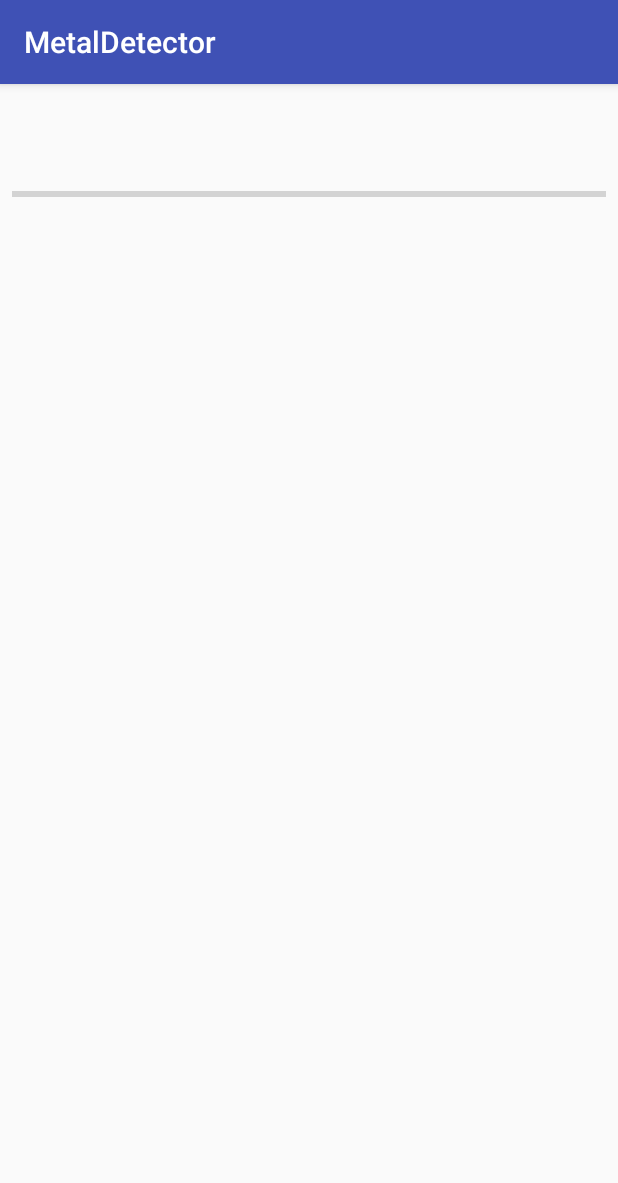
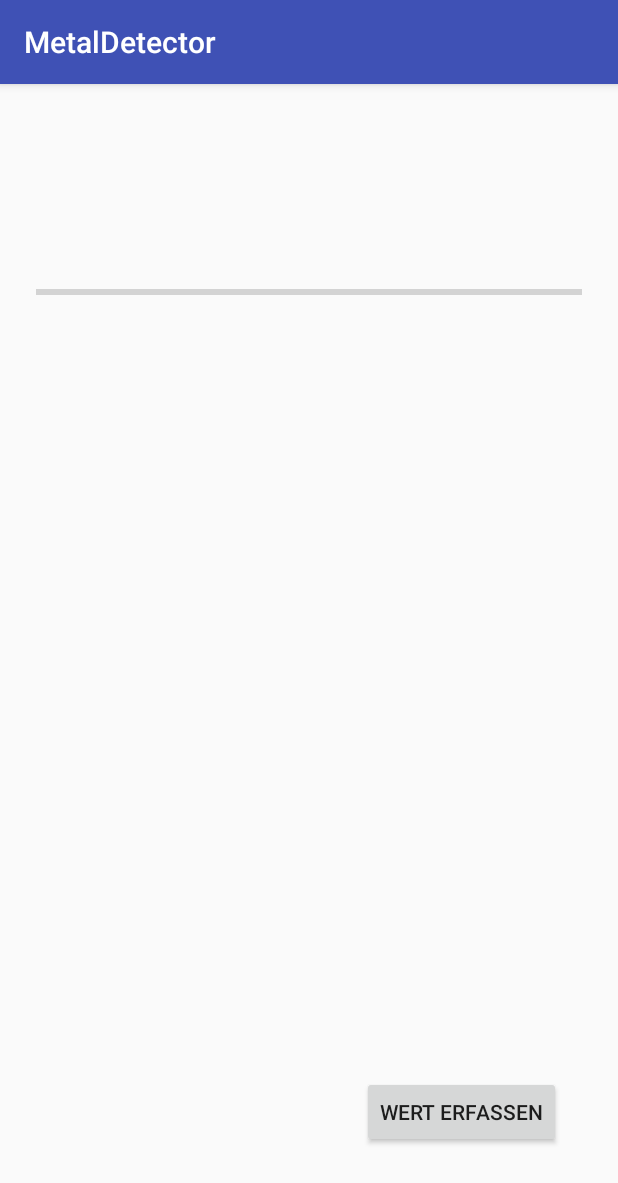
Before and after one commit to joeljxse/MetalDetector, an Android app: the screen it shows after launch (MainActivity), on a phone screen of 412 x 824 dp. Shown: the top 1183 px of the screen. Run offline under Robolectric (Android 15) with nearby library versions, the phone set to English and light mode, and no system bars; 1 statement that could not run was skipped.

Commit message:
werte erfassen mit button, noch keine logbuchanbindung

```diff
--- a/app/src/main/java/com/example/m0185570/metaldetector/MainActivity.java
+++ b/app/src/main/java/com/example/m0185570/metaldetector/MainActivity.java
@@ -1,7 +1,17 @@
 package com.example.m0185570.metaldetector;
 
+import android.content.Context;
+import android.hardware.Sensor;
+import android.hardware.SensorEvent;
+import android.hardware.SensorEventListener;
+import android.hardware.SensorManager;
+import android.os.Bundle;
 import android.support.v7.app.AppCompatActivity;
-import android.os.Bundle;
+import android.view.View;
+import android.widget.Button;
+import android.widget.ProgressBar;
+import android.widget.TextView;
+
 import android.content.Context;
 import android.hardware.Sensor;
 import android.hardware.SensorEvent;
@@ -10,15 +20,29 @@ import android.hardware.SensorManager;
 import android.support.v7.app.AppCompatActivity;
 import android.os.Bundle;
 import android.util.FloatMath;
+import android.util.Log;
+import android.view.View;
+import android.widget.Button;
 import android.widget.ProgressBar;
 import android.widget.TextView;
 
 import org.w3c.dom.Text;
 
-public class MainActivity extends AppCompatActivity implements SensorEventListener {
+import static android.R.attr.button;
+import static com.example.m0185570.metaldetector.R.id.erfassen;
+import static com.example.m0185570.metaldetector.R.id.text;
+
+public class MainActivity extends AppCompatActivity implements SensorEventListener, View.OnClickListener {
     private ProgressBar bar;
     private SensorManager sensorManager;
     private Sensor magneticFieldSensor;
+    private TextView textView1;
+    private TextView textView2;
+    private Button erfassen;
+    double betrag;
+    int betragInt;
+    int counter;
+    String betragString;
 
     @Override
     protected void onCreate(Bundle savedInstanceState) {
@@ -26,13 +50,34 @@ public class MainActivity extends AppCompatActivity implements SensorEventListen
         setContentView(R.layout.activity_main);
 
         bar = (ProgressBar) findViewById(R.id.magFieldProgressBar);
+        textView1 = (TextView) findViewById(R.id.textView1);
+        textView2 = (TextView) findViewById(R.id.textView2);
+        erfassen = (Button) findViewById(R.id.erfassen);
+
+        erfassen.setOnClickListener(this);
         sensorManager = (SensorManager) getSystemService(Context.SENSOR_SERVICE);
         magneticFieldSensor = sensorManager.getSensorList(Sensor.TYPE_MAGNETIC_FIELD).get(0);
-        bar.setMax((int)magneticFieldSensor.getMaximumRange() / 3);
+        //bar.setMax((int)magneticFieldSensor.getMaximumRange() / 3);
+        bar.setMax(1400);
+
     }
 
     @Override
-    protected  void onResume() {
+    public void onClick(View v){
+        if (counter <= 12){
+            textView2.append("\n" + betragString);
+            counter++;
+        }
+        else {
+            textView2.setText("");
+            counter = 1;
+
+        }
+
+    }
+
+    @Override
+    protected void onResume() {
         super.onResume();
         if (magneticFieldSensor != null) {
             sensorManager.registerListener(this, magneticFieldSensor, SensorManager.SENSOR_DELAY_NORMAL);
@@ -41,12 +86,18 @@ public class MainActivity extends AppCompatActivity implements SensorEventListen
 
     @Override
     public void onSensorChanged(SensorEvent sensorEvent) {
-        //here get value from sensor and give it to prohgress bar
+        //here get value from sensor and give it to progress bar
         float[] mag = sensorEvent.values;
-        double betrag = Math.sqrt(mag[0] * mag[0] + mag[1] * mag[1] + mag[2] * mag[2]);
-        int betragInt = (int) betrag;
+        betrag = Math.sqrt(mag[0] * mag[0] + mag[1] * mag[1] + mag[2] * mag[2]);
+        betragInt = (int) betrag;
+
 
         bar.setProgress(betragInt);
+
+        betragString = String.valueOf(betragInt);
+        textView1.setText(betragString);
+
+
     }
 
     @Override
@@ -58,5 +109,8 @@ public class MainActivity extends AppCompatActivity implements SensorEventListen
     public void onPause() {
         super.onPause();
         sensorManager.unregisterListener(this);
+
     }
+
+
 }
--- a/app/src/main/res/layout/activity_main.xml
+++ b/app/src/main/res/layout/activity_main.xml
@@ -4,22 +4,73 @@
     xmlns:tools="http://schemas.android.com/tools"
     android:layout_width="match_parent"
     android:layout_height="match_parent"
-    tools:context="com.example.m0185570.metaldetector.MainActivity">
+    tools:context="com.example.m0185570.metaldetector.MainActivity"
+    tools:layout_editor_absoluteY="81dp"
+    tools:layout_editor_absoluteX="0dp">
+
+    <TextView
+        android:id="@+id/textView1"
+        android:layout_width="85dp"
+        android:layout_height="39dp"
+        android:layout_marginBottom="171dp"
+        android:layout_marginLeft="8dp"
+        android:layout_marginRight="8dp"
+        android:text=""
+        android:textSize="30sp"
+        app:layout_constraintBottom_toBottomOf="parent"
+        app:layout_constraintHorizontal_bias="0.501"
+        app:layout_constraintLeft_toLeftOf="parent"
+        app:layout_constraintRight_toRightOf="parent"
+        android:layout_marginStart="8dp"
+        android:layout_marginEnd="8dp" />
 
     <ProgressBar
         android:id="@+id/magFieldProgressBar"
         style="?android:attr/progressBarStyleHorizontal"
-        android:layout_width="match_parent"
-        android:layout_height="20dp"
-        android:layout_marginRight="8dp"
-        app:layout_constraintRight_toRightOf="parent"
-        android:layout_marginLeft="8dp"
-        app:layout_constraintLeft_toLeftOf="parent"
+        android:layout_width="364dp"
+        android:layout_height="221dp"
         app:layout_constraintBottom_toBottomOf="parent"
         android:layout_marginBottom="8dp"
         app:layout_constraintTop_toTopOf="parent"
         android:layout_marginTop="8dp"
-        app:layout_constraintHorizontal_bias="0.0"
-        app:layout_constraintVertical_bias="0.076"
-        tools:layout_editor_absoluteX="102dp" />
+        app:layout_constraintVertical_bias="0.038"
+        android:layout_marginLeft="8dp"
+        app:layout_constraintLeft_toLeftOf="parent"
+        android:layout_marginRight="8dp"
+        app:layout_constraintRight_toRightOf="parent" />
+
+    <Button
+        android:id="@+id/erfassen"
+        android:layout_width="wrap_content"
+        android:layout_height="wrap_content"
+        android:layout_marginBottom="8dp"
+        android:layout_marginLeft="8dp"
+        android:layout_marginRight="8dp"
+        android:layout_marginTop="8dp"
+        android:text="Wert erfassen"
+        app:layout_constraintBottom_toBottomOf="parent"
+        app:layout_constraintHorizontal_bias="0.885"
+        app:layout_constraintLeft_toLeftOf="parent"
+        app:layout_constraintRight_toRightOf="parent"
+        app:layout_constraintTop_toTopOf="parent"
+        app:layout_constraintVertical_bias="0.928" />
+
+    <TextView
+        android:id="@+id/textView2"
+        android:freezesText="true"
+        android:layout_width="81dp"
+        android:layout_height="297dp"
+        android:text=""
+        android:layout_marginLeft="8dp"
+        app:layout_constraintLeft_toLeftOf="parent"
+        app:layout_constraintTop_toTopOf="parent"
+        android:layout_marginTop="8dp"
+        android:layout_marginRight="8dp"
+        app:layout_constraintRight_toRightOf="parent"
+        app:layout_constraintBottom_toBottomOf="parent"
+        android:layout_marginBottom="8dp"
+        app:layout_constraintHorizontal_bias="0.032"
+        app:layout_constraintVertical_bias="0.981"
+        tools:layout_editor_absoluteY="4dp" />
+
 </android.support.constraint.ConstraintLayout>
```
